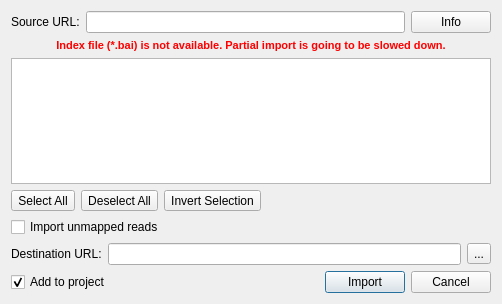
Above: src/plugins/dbi_bam/src/ConvertToSQLiteDialog.ui from violethaze74/ugene before the change. Below: the same form after it.
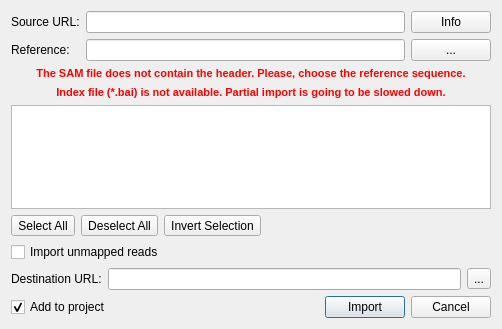
That is the form after the change.

What changed in the file:
```diff
--- a/src/plugins/dbi_bam/src/ConvertToSQLiteDialog.ui
+++ b/src/plugins/dbi_bam/src/ConvertToSQLiteDialog.ui
@@ -7,7 +7,7 @@
     <x>0</x>
     <y>0</y>
     <width>502</width>
-    <height>304</height>
+    <height>329</height>
    </rect>
   </property>
   <property name="windowTitle">
@@ -15,30 +15,62 @@
   </property>
   <layout class="QVBoxLayout" name="verticalLayout">
    <item>
-    <layout class="QHBoxLayout" name="horizontalLayout_2">
-     <item>
+    <layout class="QGridLayout" name="gridLayout_2">
+     <item row="0" column="0">
       <widget class="QLabel" name="sourceUrlLabel">
        <property name="text">
         <string>Source URL:</string>
        </property>
       </widget>
      </item>
-     <item>
+     <item row="0" column="1">
       <widget class="QLineEdit" name="sourceUrlView">
        <property name="readOnly">
         <bool>true</bool>
        </property>
       </widget>
      </item>
-     <item>
+     <item row="0" column="2">
       <widget class="QPushButton" name="bamInfoButton">
        <property name="text">
         <string>Info</string>
        </property>
       </widget>
      </item>
+     <item row="1" column="0">
+      <widget class="QLabel" name="refUrlLabel">
+       <property name="text">
+        <string>Reference:</string>
+       </property>
+      </widget>
+     </item>
+     <item row="1" column="1">
+      <widget class="QLineEdit" name="refUrlEdit">
+       <property name="readOnly">
+        <bool>true</bool>
+       </property>
+      </widget>
+     </item>
+     <item row="1" column="2">
+      <widget class="QPushButton" name="refUrlButton">
+       <property name="text">
+        <string>...</string>
+       </property>
+      </widget>
+     </item>
     </layout>
    </item>
+   <item>
+    <widget class="QLabel" name="referenceWarningLabel">
+     <property name="text">
+      <string>&lt;!DOCTYPE HTML PUBLIC &quot;-//W3C//DTD HTML 4.0//EN&quot; &quot;http://www.w3.org/TR/REC-html40/strict.dtd&quot;&gt;
+&lt;html&gt;&lt;head&gt;&lt;meta name=&quot;qrichtext&quot; content=&quot;1&quot; /&gt;&lt;style type=&quot;text/css&quot;&gt;
+p, li { white-space: pre-wrap; }
+&lt;/style&gt;&lt;/head&gt;&lt;body style=&quot; font-family:'MS Shell Dlg 2'; font-size:8.25pt; font-weight:400; font-style:normal;&quot;&gt;
+&lt;p align=&quot;center&quot; style=&quot; margin-top:0px; margin-bottom:0px; margin-left:0px; margin-right:0px; -qt-block-indent:0; text-indent:0px;&quot;&gt;&lt;span style=&quot; font-size:8pt; font-weight:600; color:#ff0000;&quot;&gt;The SAM file does not contain the header. Please, choose the reference sequence.&lt;/span&gt;&lt;/p&gt;&lt;/body&gt;&lt;/html&gt;</string>
+     </property>
+    </widget>
+   </item>
    <item>
     <widget class="QLabel" name="indexNotAvailableLabel">
      <property name="text">
@@ -64,7 +96,11 @@
     </widget>
    </item>
    <item>
-    <layout class="QHBoxLayout" name="horizontalLayout_5">
+    <widget class="QWidget" name="selectionButtons" native="true">
+     <layout class="QHBoxLayout" name="horizontalLayout_3">
+      <property name="margin">
+       <number>0</number>
+      </property>
      <item>
       <widget class="QToolButton" name="selectAllToolButton">
        <property name="text">
@@ -93,13 +129,14 @@
        </property>
        <property name="sizeHint" stdset="0">
         <size>
-         <width>40</width>
+          <width>250</width>
          <height>20</height>
         </size>
        </property>
       </spacer>
      </item>
     </layout>
+    </widget>
    </item>
    <item>
     <widget class="QCheckBox" name="importUnmappedBox">
```
Lines whose indentation alone changed are shown as unchanged.
